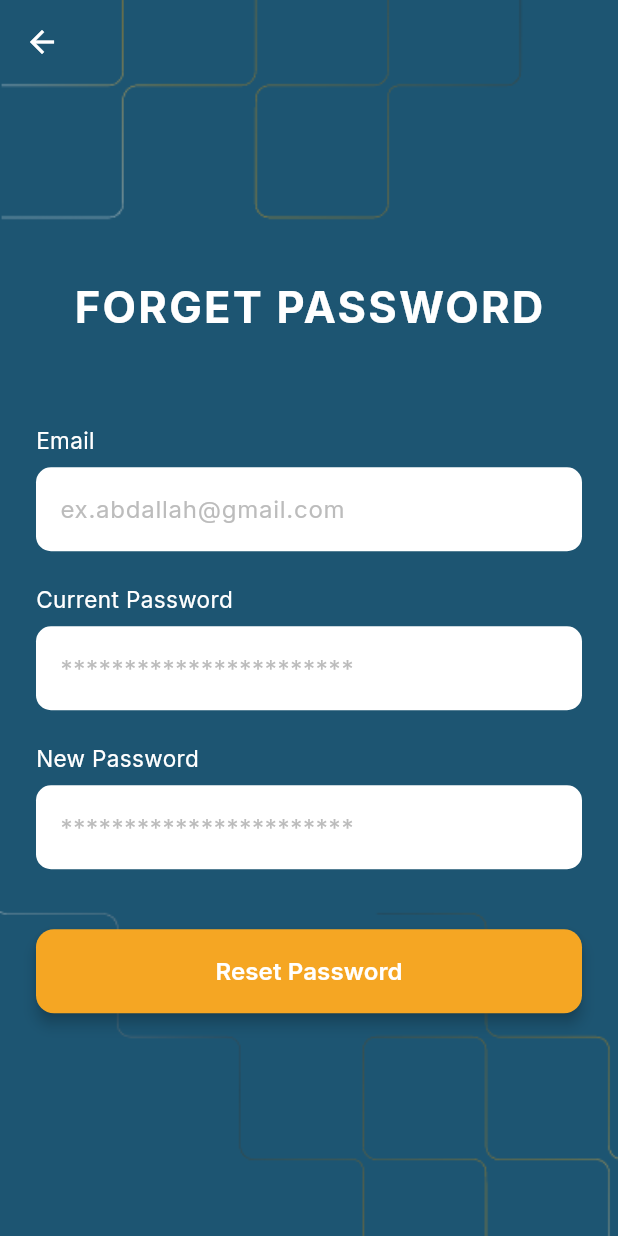
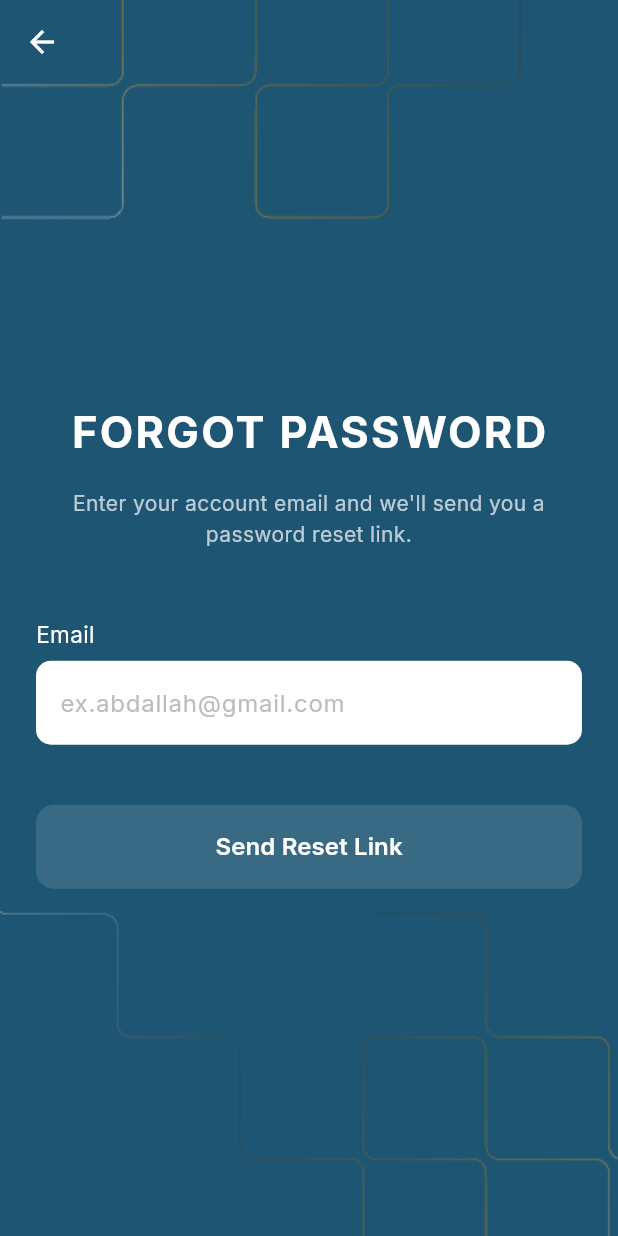
Before and after one commit to Abdallah-Mamdooh/skillsync2, a Flutter app: the ForgotPasswordScreen screen opened directly, on a phone screen of 412 x 824 dp. Run offline on Flutter 3.47's test engine with Material 3 defaults, Android fonts, the light colour scheme and no system bars; our stand-ins replace file_picker, google_fonts, google_sign_in, shared_preferences; accounts and stored records are empty.

Commit message:
updates the screens

```diff
--- a/mobile/lib/screens/auth/forgot_password_screen.dart
+++ b/mobile/lib/screens/auth/forgot_password_screen.dart
@@ -1,6 +1,7 @@
 import 'package:flutter/material.dart';
 import 'package:google_fonts/google_fonts.dart';
 import '../../theme/app_colors.dart';
+import '../../services/auth_service.dart';
 
 class ForgotPasswordScreen extends StatefulWidget {
   const ForgotPasswordScreen({super.key});
@@ -10,18 +11,51 @@ class ForgotPasswordScreen extends StatefulWidget {
 }
 
 class _ForgotPasswordScreenState extends State<ForgotPasswordScreen> {
-  bool _isOldPasswordVisible = false;
-  bool _isNewPasswordVisible = false;
   final _emailController = TextEditingController();
-  final _oldPasswordController = TextEditingController();
-  final _newPasswordController = TextEditingController();
+  bool _isLoading = false;
+  bool _emailSent = false;
 
   @override
   void dispose() {
     _emailController.dispose();
-    _oldPasswordController.dispose();
-    _newPasswordController.dispose();
     super.dispose();
+  }
+
+  bool get _isEmailValid {
+    final email = _emailController.text.trim();
+    if (!email.contains('@')) return false;
+    final parts = email.split('@');
+    if (parts.length != 2) return false;
+    final domain = parts[1];
+    return domain.contains('.') &&
+        domain.indexOf('.') > 0 &&
+        domain.indexOf('.') < domain.length - 1 &&
+        domain.substring(domain.lastIndexOf('.') + 1).length >= 2;
+  }
+
+  Future<void> _sendResetLink() async {
+    final email = _emailController.text.trim();
+    if (email.isEmpty || !_isEmailValid) {
+      ScaffoldMessenger.of(context).showSnackBar(
+        const SnackBar(content: Text('Please enter a valid email address')),
+      );
+      return;
+    }
+
+    setState(() => _isLoading = true);
+
+    final response = await AuthService.forgotPassword(email: email);
+
+    if (!mounted) return;
+    setState(() => _isLoading = false);
+
+    if (response['success'] == true) {
+      setState(() => _emailSent = true);
+    } else {
+      ScaffoldMessenger.of(context).showSnackBar(
+        SnackBar(content: Text(response['message'] ?? 'Failed to send reset email')),
+      );
+    }
   }
 
   @override
@@ -49,11 +83,22 @@ class _ForgotPasswordScreenState extends State<ForgotPasswordScreen> {
               padding: const EdgeInsets.symmetric(horizontal: 24.0),
               child: Center(
                 child: SingleChildScrollView(
-                  child: Column(
+                  child: _emailSent ? _buildSuccessView() : _buildFormView(),
+                ),
+              ),
+            ),
+          ),
+        ],
+      ),
+    );
+  }
+
+  Widget _buildFormView() {
+    return Column(
       crossAxisAlignment: CrossAxisAlignment.center,
       children: [
         const Text(
-                        'FORGET PASSWORD',
+          'FORGOT PASSWORD',
           style: TextStyle(
             color: AppColors.white,
             fontSize: 29,
@@ -61,7 +106,17 @@ class _ForgotPasswordScreenState extends State<ForgotPasswordScreen> {
             letterSpacing: 1.5,
           ),
         ),
-                      const SizedBox(height: 60),
+        const SizedBox(height: 16),
+        Text(
+          'Enter your account email and we\'ll send you a password reset link.',
+          textAlign: TextAlign.center,
+          style: GoogleFonts.inter(
+            color: Colors.white70,
+            fontSize: 14,
+            height: 1.5,
+          ),
+        ),
+        const SizedBox(height: 48),
         // Email Field
         const Align(
           alignment: Alignment.centerLeft,
@@ -80,6 +135,7 @@ class _ForgotPasswordScreenState extends State<ForgotPasswordScreen> {
           child: TextFormField(
             controller: _emailController,
             keyboardType: TextInputType.emailAddress,
+            onChanged: (_) => setState(() {}),
             decoration: InputDecoration(
               hintText: 'ex.abdallah@gmail.com',
               filled: true,
@@ -88,148 +144,46 @@ class _ForgotPasswordScreenState extends State<ForgotPasswordScreen> {
                 borderRadius: BorderRadius.circular(10),
                 borderSide: BorderSide.none,
               ),
-                            hintStyle: GoogleFonts.getFont(
-                              'Inter',
+              hintStyle: GoogleFonts.inter(
                 color: const Color(0xFFBCBCBC),
                 fontSize: 16,
               ),
             ),
-                          style: GoogleFonts.getFont(
-                            'Inter',
-                            color: Colors.black,
-                            fontSize: 16,
-                          ),
-                        ),
-                      ),
-                      const SizedBox(height: 24),
-                      // Old Password Field
-                      const Align(
-                        alignment: Alignment.centerLeft,
-                        child: Text(
-                          'Current Password',
-                          style: TextStyle(
-                            color: Colors.white,
-                            fontSize: 15,
-                            height: 1.2,
-                          ),
-                        ),
-                      ),
-                      const SizedBox(height: 8),
-                      SizedBox(
-                        height: 56,
-                        child: TextFormField(
-                          controller: _oldPasswordController,
-                          obscureText: !_isOldPasswordVisible,
-                          decoration: InputDecoration(
-                            hintText: '***********************',
-                            filled: true,
-                            fillColor: Colors.white,
-                            border: OutlineInputBorder(
-                              borderRadius: BorderRadius.circular(10),
-                              borderSide: BorderSide.none,
-                            ),
-                            suffixIcon: IconButton(
-                              icon: Icon(
-                                _isOldPasswordVisible
-                                    ? Icons.visibility
-                                    : Icons.visibility_off,
-                              ),
-                              onPressed: () {
-                                setState(() {
-                                  _isOldPasswordVisible = !_isOldPasswordVisible;
-                                });
-                              },
-                            ),
-                            hintStyle: GoogleFonts.getFont(
-                              'Inter',
-                              color: const Color(0xFFBCBCBC),
-                              fontSize: 16,
-                            ),
-                          ),
-                          style: GoogleFonts.getFont(
-                            'Inter',
-                            color: Colors.black,
-                            fontSize: 16,
-                          ),
-                        ),
-                      ),
-                      const SizedBox(height: 24),
-                      // New Password Field
-                      const Align(
-                        alignment: Alignment.centerLeft,
-                        child: Text(
-                          'New Password',
-                          style: TextStyle(
-                            color: Colors.white,
-                            fontSize: 15,
-                            height: 1.2,
-                          ),
-                        ),
-                      ),
-                      const SizedBox(height: 8),
-                      SizedBox(
-                        height: 56,
-                        child: TextFormField(
-                          controller: _newPasswordController,
-                          obscureText: !_isNewPasswordVisible,
-                          decoration: InputDecoration(
-                            hintText: '***********************',
-                            filled: true,
-                            fillColor: Colors.white,
-                            border: OutlineInputBorder(
-                              borderRadius: BorderRadius.circular(10),
-                              borderSide: BorderSide.none,
-                            ),
-                            suffixIcon: IconButton(
-                              icon: Icon(
-                                _isNewPasswordVisible
-                                    ? Icons.visibility
-                                    : Icons.visibility_off,
-                              ),
-                              onPressed: () {
-                                setState(() {
-                                  _isNewPasswordVisible = !_isNewPasswordVisible;
-                                });
-                              },
-                            ),
-                            hintStyle: GoogleFonts.getFont(
-                              'Inter',
-                              color: const Color(0xFFBCBCBC),
-                              fontSize: 16,
-                            ),
-                          ),
-                          style: GoogleFonts.getFont(
-                            'Inter',
+            style: GoogleFonts.inter(
               color: Colors.black,
               fontSize: 16,
             ),
           ),
         ),
         const SizedBox(height: 40),
-                      // Reset Password Button
+        // Send Reset Link Button
         SizedBox(
           width: double.infinity,
           height: 56,
           child: ElevatedButton(
-                          onPressed: () {
-                            // Add password reset logic here
-                            ScaffoldMessenger.of(context).showSnackBar(
-                              const SnackBar(
-                                content: Text('Password reset successful!'),
-                              ),
-                            );
-                          },
+            onPressed: (_isLoading || _emailController.text.trim().isEmpty)
+                ? null
+                : _sendResetLink,
             style: ElevatedButton.styleFrom(
-                            backgroundColor: AppColors.accentOrange,
+              backgroundColor: (_isLoading || _emailController.text.trim().isEmpty)
+                  ? AppColors.accentOrange.withOpacity(0.4)
+                  : AppColors.accentOrange,
               shape: RoundedRectangleBorder(
                 borderRadius: BorderRadius.circular(12),
               ),
               elevation: 4,
             ),
-                          child: Text(
-                            'Reset Password',
-                            style: GoogleFonts.getFont(
-                              'Inter',
+            child: _isLoading
+                ? const SizedBox(
+                    height: 24,
+                    width: 24,
+                    child: CircularProgressIndicator(
+                      valueColor: AlwaysStoppedAnimation<Color>(Colors.white),
+                    ),
+                  )
+                : Text(
+                    'Send Reset Link',
+                    style: GoogleFonts.inter(
                       color: Colors.white,
                       fontSize: 16,
                       fontWeight: FontWeight.w600,
@@ -239,13 +193,93 @@ class _ForgotPasswordScreenState extends State<ForgotPasswordScreen> {
         ),
         const SizedBox(height: 20),
       ],
+    );
+  }
+
+  Widget _buildSuccessView() {
+    return Column(
+      crossAxisAlignment: CrossAxisAlignment.center,
+      children: [
+        const SizedBox(height: 40),
+        Container(
+          width: 80,
+          height: 80,
+          decoration: BoxDecoration(
+            color: Colors.white.withOpacity(0.15),
+            shape: BoxShape.circle,
+          ),
+          child: const Icon(Icons.mark_email_read_outlined, color: Colors.white, size: 40),
+        ),
+        const SizedBox(height: 24),
+        const Text(
+          'Check Your Email',
+          style: TextStyle(
+            color: AppColors.white,
+            fontSize: 26,
+            fontWeight: FontWeight.w700,
+            letterSpacing: 0.5,
+          ),
+        ),
+        const SizedBox(height: 16),
+        Text(
+          'We sent a password reset link to\n${_emailController.text.trim()}',
+          textAlign: TextAlign.center,
+          style: GoogleFonts.inter(
+            color: Colors.white70,
+            fontSize: 15,
+            height: 1.6,
+          ),
+        ),
+        const SizedBox(height: 8),
+        Text(
+          'Please check your inbox and follow the link to reset your password.',
+          textAlign: TextAlign.center,
+          style: GoogleFonts.inter(
+            color: Colors.white54,
+            fontSize: 13,
+            height: 1.5,
+          ),
+        ),
+        const SizedBox(height: 48),
+        SizedBox(
+          width: double.infinity,
+          height: 56,
+          child: ElevatedButton(
+            onPressed: () => Navigator.of(context).pop(),
+            style: ElevatedButton.styleFrom(
+              backgroundColor: AppColors.accentOrange,
+              shape: RoundedRectangleBorder(
+                borderRadius: BorderRadius.circular(12),
+              ),
+              elevation: 4,
+            ),
+            child: Text(
+              'Back to Login',
+              style: GoogleFonts.inter(
+                color: Colors.white,
+                fontSize: 16,
+                fontWeight: FontWeight.w600,
               ),
             ),
           ),
         ),
+        const SizedBox(height: 20),
+        TextButton(
+          onPressed: () => setState(() {
+            _emailSent = false;
+          }),
+          child: Text(
+            'Resend email',
+            style: GoogleFonts.inter(
+              color: Colors.white70,
+              fontSize: 14,
+              decoration: TextDecoration.underline,
+              decorationColor: Colors.white70,
             ),
+          ),
+        ),
+        const SizedBox(height: 20),
       ],
-      ),
     );
   }
 }
--- a/mobile/lib/services/api_service.dart
+++ b/mobile/lib/services/api_service.dart
@@ -2,12 +2,17 @@ import 'dart:convert';
 import 'package:http/http.dart' as http;
 
 class ApiService {
-  // Use 10.0.2.2 for Android emulator, localhost for iOS simulator
-  static const String baseUrl = 'http://192.168.1.2:5000/api';
+  // Override with:
+  // flutter run --dart-define=API_BASE_URL=http://YOUR_IP:5000/api
+  // Default is Android emulator host loopback.
+  static const String baseUrl = String.fromEnvironment(
+    'API_BASE_URL',
+    defaultValue: 'http://192.168.1.134:5000/api',
+  );
 
   static Future<Map<String, dynamic>> post(
     String endpoint,
-    Map<String, dynamic> body,
+    Object body,
   ) async {
     try {
       final response = await http.post(
@@ -26,11 +31,32 @@ class ApiService {
 
   static Future<Map<String, dynamic>> postWithAuth(
     String endpoint,
-    Map<String, dynamic> body,
+    Object body,
     String token,
   ) async {
     try {
       final response = await http.post(
+        Uri.parse('$baseUrl$endpoint'),
+        headers: {
+          'Content-Type': 'application/json',
+          'Authorization': 'Bearer $token',
+        },
+        body: jsonEncode(body),
+      );
+
+      return _handleResponse(response);
+    } catch (e) {
+      return {'success': false, 'message': 'Network error: $e'};
+    }
+  }
+
+  static Future<Map<String, dynamic>> patchWithAuth(
+    String endpoint,
+    Object body,
+    String token,
+  ) async {
+    try {
+      final response = await http.patch(
         Uri.parse('$baseUrl$endpoint'),
         headers: {
           'Content-Type': 'application/json',
@@ -67,11 +93,18 @@ class ApiService {
     if (response.statusCode >= 200 && response.statusCode < 300) {
       return jsonDecode(response.body);
     } else {
-      final error = jsonDecode(response.body);
-      return {
-        'success': false,
-        'message': error['message'] ?? 'Server error',
-      };
+      try {
+        final error = jsonDecode(response.body);
+        return {
+          'success': false,
+          'message': error['message'] ?? 'Server error',
+        };
+      } catch (_) {
+        return {
+          'success': false,
+          'message': 'Server error: ${response.statusCode}',
+        };
+      }
     }
   }
 }
--- a/mobile/lib/services/google_auth_service.dart
+++ b/mobile/lib/services/google_auth_service.dart
@@ -1,9 +1,10 @@
 import 'package:google_sign_in/google_sign_in.dart';
 import 'package:http/http.dart' as http;
 import 'dart:convert';
+import 'api_service.dart';
 
 class GoogleAuthService {
-  static const String baseUrl = 'http://192.168.1.2:5000/api/auth';
+  static String get baseUrl => '${ApiService.baseUrl}/auth';
 
   static final GoogleSignIn _googleSignIn = GoogleSignIn(
     scopes: ['email', 'profile'],
```
Also changed, not shown: mobile/lib/app.dart (+11 -1 lines), mobile/lib/providers/auth_provider.dart (+86 -5 lines), mobile/lib/screens/auth/login_screen.dart (+7 -8 lines), mobile/lib/screens/profile_screen.dart (+28 -3 lines), mobile/lib/screens/student_homescreen.dart (+28 -17 lines). Lines whose indentation alone changed are shown as unchanged.
